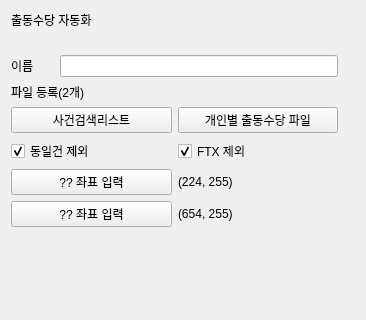
Before: the Qt Designer form rsc/ui/singo.ui in polnet13/kimAI, drawn with Qt 5; both pictures show x 0 to 366 and y 0 to 320 of the 366 by 561 pixel window.
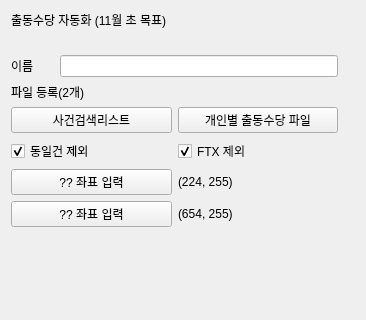
After: the same form once the commit is applied.

Commit message: ui 파일 수정

Diff of the .ui file:
```diff
--- a/rsc/ui/singo.ui
+++ b/rsc/ui/singo.ui
@@ -54,7 +54,7 @@
            </sizepolicy>
           </property>
           <property name="text">
-           <string>출동수당 자동화</string>
+           <string>출동수당 자동화 (11월 초 목표)</string>
           </property>
          </widget>
         </item>
```
